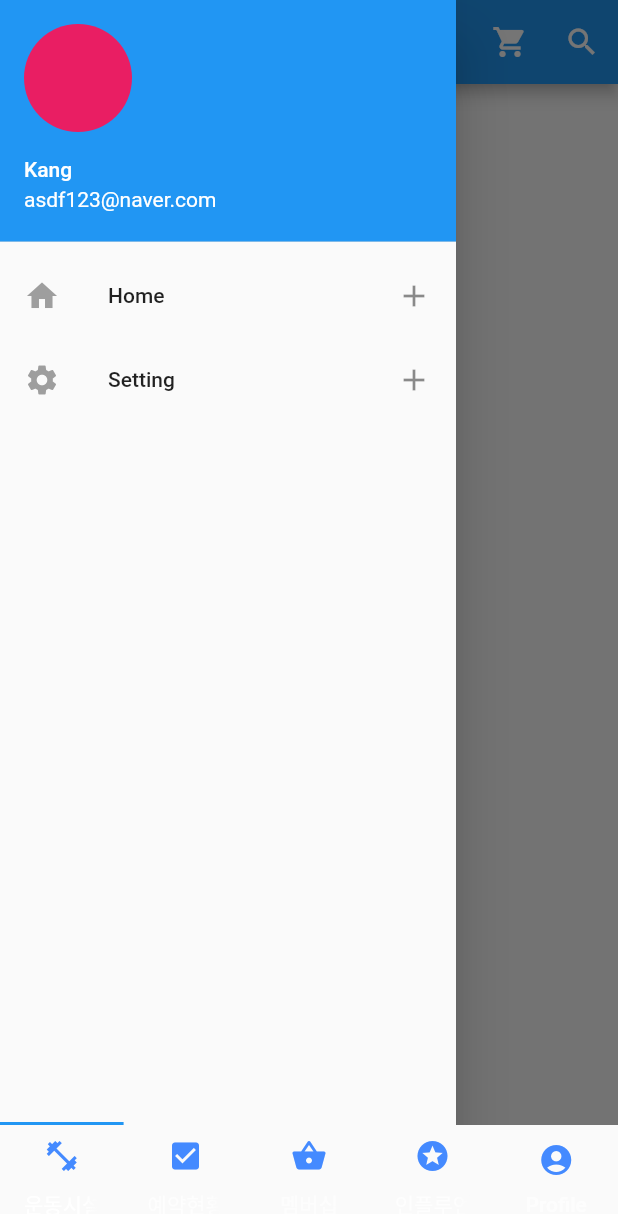
After one commit to BB-Kang/make_some_screens_with_flutter, a Flutter app: the Home screen opened directly, with the side drawer open, on a phone screen of 412 x 824 dp. The commit adds this screen. Shown: the top 1214 px of the screen. Run offline on Flutter 3.47's test engine with Material 2 defaults, Android fonts, the phone set to English and light mode, and no system bars; our stand-ins replace webview_flutter.

Commit message:
added folder structure

```diff
--- /dev/null
+++ b/lib/classes/class_page.dart
@@ -0,0 +1,90 @@
+import 'package:flutter/material.dart';
+import 'package:make_some_screens/users/profile_page.dart';
+
+class ClassPage extends StatelessWidget {
+  const ClassPage({Key? key}) : super(key: key);
+
+  @override
+  Widget build(BuildContext context) {
+    return Scaffold(
+      appBar: AppBar(
+        // Here we take the value from the MyHomePage object that was created by
+        // the App.build method, and use it to set our appbar title.
+        title: const Text(
+          "운동 시설",
+          textAlign: TextAlign.center,
+          style: TextStyle(
+            fontWeight: FontWeight.bold,
+            color: Colors.white,
+          ),
+        ),
+        // leading: IconButton(
+        //   icon: Icon(Icons.menu),
+        //   onPressed: () => {print("hi1")},
+        // ),
+        actions: [
+          IconButton(
+            icon: const Icon(Icons.shopping_cart),
+            onPressed: () => {print("hi2")},
+          ),
+          IconButton(
+            icon: const Icon(Icons.search),
+            onPressed: () => {print("hi3")},
+          ),
+        ],
+      ),
+      drawer: Drawer(
+        child: ListView(
+          padding: EdgeInsets.zero,
+          children: [
+            const UserAccountsDrawerHeader(
+              accountName: Text("Kang"),
+              accountEmail: Text("asdf123@naver.com"),
+              currentAccountPicture: CircleAvatar(
+                backgroundColor: Colors.pink,
+              ),
+            ),
+            ListTile(
+              leading: const Icon(
+                Icons.home,
+                color: Colors.grey,
+              ),
+              title: const Text("Home"),
+              onTap: () => {print("to go home!")},
+              trailing: const Icon(Icons.add),
+            ),
+            ListTile(
+              leading: const Icon(
+                Icons.settings,
+                color: Colors.grey,
+              ),
+              title: const Text("Setting"),
+              onTap: () => {print("to go settings!")},
+              trailing: const Icon(Icons.add),
+            )
+          ],
+        ),
+      ),
+      body: Center(
+        child: FutureBuilder(
+          future: Future.delayed(const Duration(seconds: 2)),
+          builder: (context, snapshot) {
+            if (snapshot.connectionState == ConnectionState.done) {
+              return TextButton(
+                child: const Text('Next page'),
+                onPressed: () {
+                  Navigator.push(
+                      context,
+                      MaterialPageRoute(
+                          builder: (context) => const ProfilePage()));
+                },
+              );
+            } else {
+              return const Center(child: CircularProgressIndicator());
+            }
+          },
+        ),
+      ),
+    );
+  }
+}
--- /dev/null
+++ b/lib/navigation_page.dart
@@ -0,0 +1,100 @@
+import 'package:flutter/material.dart';
+import 'package:make_some_screens/memberships/member_page.dart';
+import 'package:make_some_screens/reservations/reservation_page.dart';
+
+import 'Classes/class_page.dart';
+import 'Users/influencer_page.dart';
+import 'Users/profile_page.dart';
+import 'utils/custom_navigator.dart';
+
+class NavigationPage extends StatelessWidget {
+  const NavigationPage({Key? key}) : super(key: key);
+
+  @override
+  Widget build(BuildContext context) {
+    return const MaterialApp(
+      title: 'Flutter Demo',
+      home: Home(),
+    );
+  }
+}
+
+class Home extends StatefulWidget {
+  const Home({Key? key}) : super(key: key);
+
+  @override
+  State<Home> createState() => _HomeState();
+}
+
+class _HomeState extends State<Home> {
+  final _pages = const [
+    ClassPage(),
+    ReservationPage(),
+    MembershipPage(),
+    ProfilePage(),
+    InfluencerPage()
+  ];
+  final _navigatorKeyList =
+      List.generate(5, (index) => GlobalKey<NavigatorState>());
+  int _currentIndex = 0;
+
+  @override
+  Widget build(BuildContext context) {
+    return WillPopScope(
+      onWillPop: () async {
+        return !(await _navigatorKeyList[_currentIndex]
+            .currentState!
+            .maybePop());
+      },
+      child: DefaultTabController(
+        length: 5,
+        child: Scaffold(
+          body: TabBarView(
+            children: _pages.map(
+              (page) {
+                int index = _pages.indexOf(page);
+                return CustomNavigator(
+                  page: page,
+                  navigatorKey: _navigatorKeyList[index],
+                );
+              },
+            ).toList(),
+          ),
+          bottomNavigationBar: TabBar(
+            isScrollable: false,
+            indicatorPadding: const EdgeInsets.only(bottom: 74),
+            automaticIndicatorColorAdjustment: true,
+            onTap: (index) => setState(() {
+              _currentIndex = index;
+            }),
+            tabs: const [
+              Tab(
+                icon: Icon(Icons.fitness_center, color: Colors.blueAccent),
+                text: '운동시설',
+              ),
+              Tab(
+                icon: Icon(Icons.check_box, color: Colors.blueAccent),
+                text: '예약현황',
+              ),
+              Tab(
+                icon: Icon(
+                  Icons.shopping_basket,
+                  color: Colors.blueAccent,
+                ),
+                text: '멤버십',
+              ),
+              Tab(
+                icon: Icon(Icons.stars, color: Colors.blueAccent),
+                text: '인플루언서',
+              ),
+              Tab(
+                icon: Icon(Icons.account_circle, color: Colors.blueAccent),
+                text: 'Profile',
+              ),
+            ],
+          ),
+        ),
+      ),
+    );
+  }
+}
--- /dev/null
+++ b/lib/utils/custom_navigator.dart
@@ -0,0 +1,28 @@
+import 'package:flutter/material.dart';
+
+class CustomNavigator extends StatefulWidget {
+  final Widget page;
+  final Key navigatorKey;
+  const CustomNavigator(
+      {Key? key, required this.page, required this.navigatorKey})
+      : super(key: key);
+
+  @override
+  _CustomNavigatorState createState() => _CustomNavigatorState();
+}
+
+class _CustomNavigatorState extends State<CustomNavigator>
+    with AutomaticKeepAliveClientMixin {
+  @override
+  bool get wantKeepAlive => true;
+
+  @override
+  Widget build(BuildContext context) {
+    super.build(context);
+    return Navigator(
+      key: widget.navigatorKey,
+      onGenerateRoute: (_) =>
+          MaterialPageRoute(builder: (context) => widget.page),
+    );
+  }
+}
```
Also changed, not shown: lib/index_page.dart (deleted, +0 -294 lines), lib/main.dart (+7 -41 lines), lib/memberships/member_page.dart (added, +19 -0 lines), lib/reservations/reservation_page.dart (added, +19 -0 lines), lib/users/influencer_page.dart (added, +19 -0 lines), lib/users/profile_page.dart (added, +25 -0 lines), pubspec.lock.
